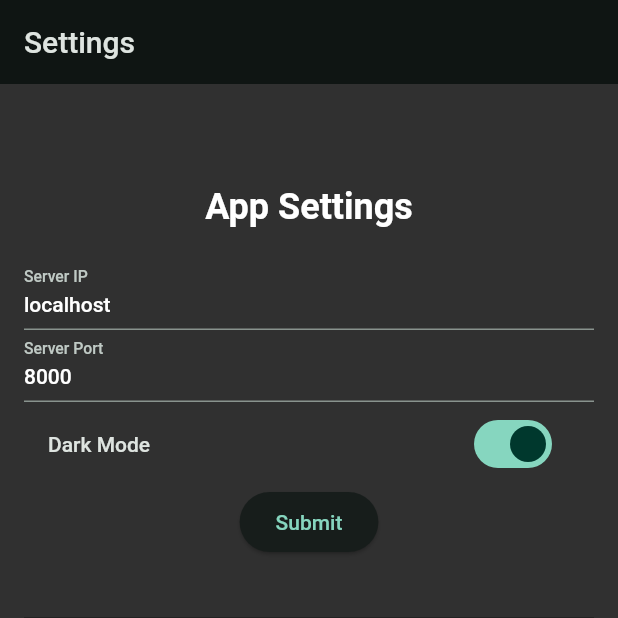
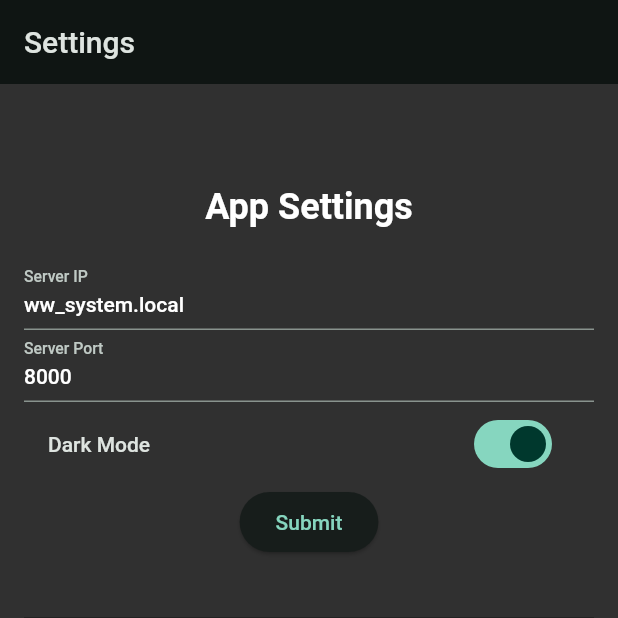
Before and after one commit to eshkrab/ww_system_gui, a Flutter app: the screen it shows after launch, item 3 of the bottom bar chosen, on a phone screen of 412 x 824 dp, the top half of it. Run offline on Flutter 3.47's test engine with Material 2 defaults, Android fonts, the phone set to English and light mode, and no system bars; our stand-ins replace dio, file_picker; network calls fail.

Commit message:
flutter app using avahi .local url

```diff
--- a/lib/main.dart
+++ b/lib/main.dart
@@ -25,7 +25,7 @@ class MyApp extends StatelessWidget {
     AppSettings appSettings = AppSettings(
         // isDarkModeEnabled: true, serverIP: '192.168.86.103', serverPort: 8000);
         isDarkModeEnabled: true,
-        serverIP: 'localhost',
+        serverIP: 'ww_system.local',
         serverPort: 8000);
 
     final playerProvider = PlayerProvider(
```
